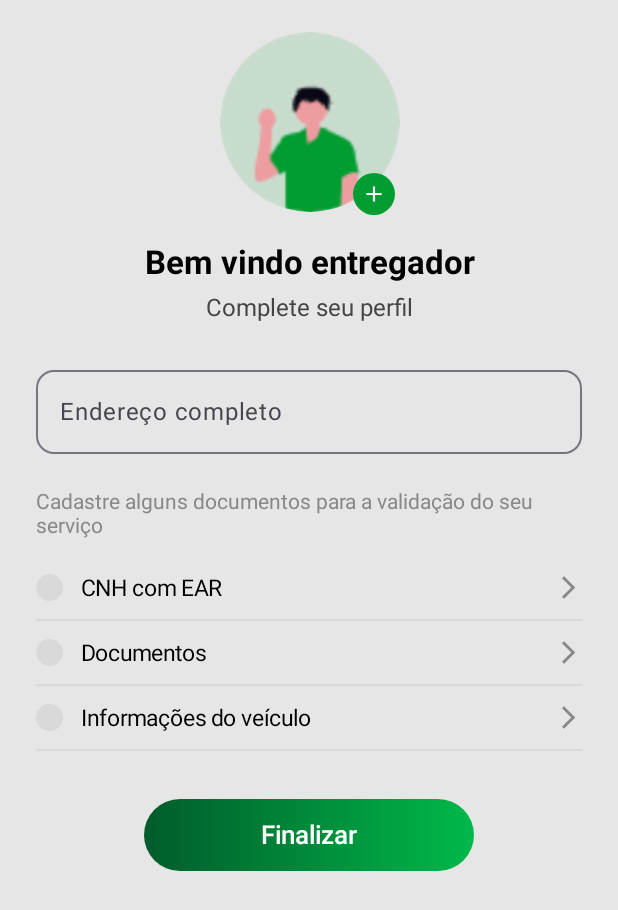
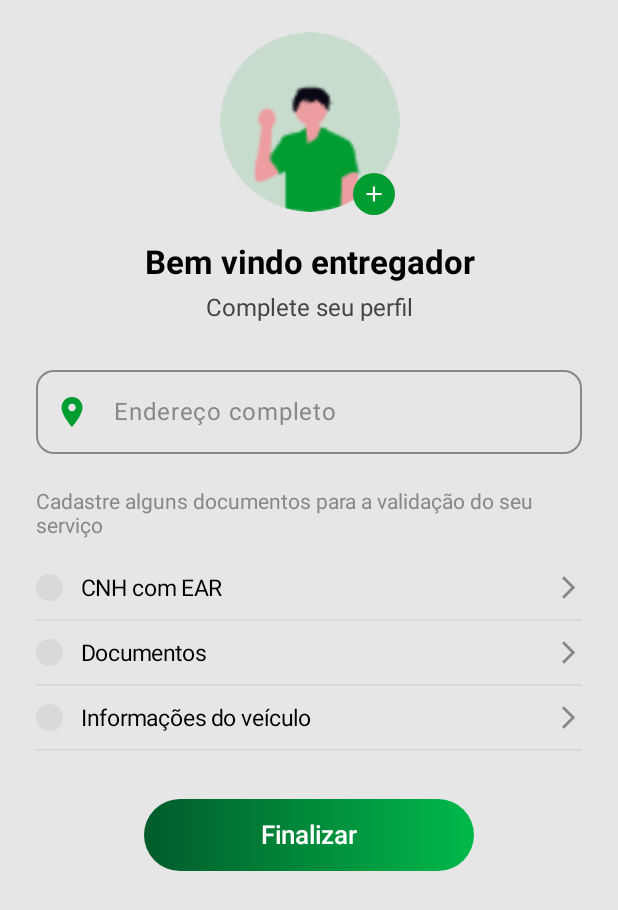
Before and after one commit to lahoracio/mobile-prestador-de-servico, an Android app built with Jetpack Compose: the TelaCompletarPerfilPrestador screen opened through its navigation route, on a phone screen of 412 x 824 dp. Shown: the top 910 px of the screen. Run offline under Robolectric (Android 15) with nearby library versions, the phone set to English and light mode, and no system bars; libraries missing offline, so code that uses them is left out: com.google.firebase.appdistribution; 1 statement that could not run was skipped.

Commit message:
Mudanca de rota para servico

```diff
--- a/app/build.gradle.kts
+++ b/app/build.gradle.kts
@@ -86,6 +86,7 @@ dependencies {
     //Retrofit
     implementation("com.squareup.retrofit2:retrofit:2.11.0")
     implementation("com.squareup.retrofit2:converter-gson:2.11.0")
+    implementation("com.squareup.okhttp3:logging-interceptor:4.12.0")
 
     //COIL biblioteca para fazer chamada das img
     implementation("io.coil-kt:coil-compose:2.7.0")
--- a/app/src/main/java/com/exemple/facilita/screens/TelaCompletarPerfilPrestador.kt
+++ b/app/src/main/java/com/exemple/facilita/screens/TelaCompletarPerfilPrestador.kt
@@ -1,5 +1,8 @@
 package com.exemple.facilita.screens
 
+import android.app.Activity
+import androidx.activity.compose.rememberLauncherForActivityResult
+import androidx.activity.result.contract.ActivityResultContracts
 import androidx.compose.foundation.Image
 import androidx.compose.foundation.background
 import androidx.compose.foundation.clickable
@@ -11,6 +14,7 @@ import androidx.compose.material.icons.Icons
 import androidx.compose.material.icons.filled.Add
 import androidx.compose.material.icons.filled.ArrowForwardIos
 import androidx.compose.material.icons.filled.Check
+import androidx.compose.material.icons.filled.LocationOn
 import androidx.compose.material3.*
 import androidx.compose.runtime.*
 import androidx.compose.ui.Alignment
@@ -18,6 +22,7 @@ import androidx.compose.ui.Modifier
 import androidx.compose.ui.draw.clip
 import androidx.compose.ui.graphics.Brush
 import androidx.compose.ui.graphics.Color
+import androidx.compose.ui.platform.LocalContext
 import androidx.compose.ui.res.painterResource
 import androidx.compose.ui.text.font.FontWeight
 import androidx.compose.ui.text.input.TextFieldValue
@@ -29,6 +34,10 @@ import androidx.navigation.NavController
 import androidx.navigation.compose.rememberNavController
 import com.exemple.facilita.R
 import com.exemple.facilita.viewmodel.PerfilViewModel
+import com.google.android.libraries.places.api.Places
+import com.google.android.libraries.places.api.model.Place
+import com.google.android.libraries.places.widget.Autocomplete
+import com.google.android.libraries.places.widget.model.AutocompleteActivityMode
 
 @Composable
 fun TelaCompletarPerfilPrestador(
@@ -37,8 +46,28 @@ fun TelaCompletarPerfilPrestador(
     onFinalizar: () -> Unit = {},
     onVoltar: (() -> Unit)? = null
 ) {
-    var endereco by remember { mutableStateOf(TextFieldValue("")) }
+    val context = LocalContext.current
+    var endereco by remember { mutableStateOf("") }
     val documentosValidados by perfilViewModel.documentosValidados.collectAsState()
+
+    // Inicializar Google Places API
+    LaunchedEffect(Unit) {
+        if (!Places.isInitialized()) {
+            Places.initialize(context, context.getString(R.string.google_maps_key))
+        }
+    }
+
+    // Launcher para abrir o autocomplete do Google Places
+    val autocompleteLauncher = rememberLauncherForActivityResult(
+        contract = ActivityResultContracts.StartActivityForResult()
+    ) { result ->
+        if (result.resultCode == Activity.RESULT_OK) {
+            result.data?.let { data ->
+                val place = Autocomplete.getPlaceFromIntent(data)
+                endereco = place.address ?: ""
+            }
+        }
+    }
 
     // Lista de documentos e suas rotas correspondentes
     val opcoesDocs = listOf(
@@ -123,15 +152,55 @@ fun TelaCompletarPerfilPrestador(
                 Spacer(modifier = Modifier.height(24.dp))
             }
 
-            // CAMPO ENDEREÇO
+            // CAMPO ENDEREÇO com Google Places Autocomplete
             item {
+                Box(
+                    modifier = Modifier
+                        .fillMaxWidth()
+                        .clickable {
+                            // Configurar campos que queremos do Places
+                            val fields = listOf(
+                                Place.Field.ID,
+                                Place.Field.NAME,
+                                Place.Field.ADDRESS,
+                                Place.Field.LAT_LNG
+                            )
+
+                            // Criar intent do Autocomplete
+                            val intent = Autocomplete
+                                .IntentBuilder(AutocompleteActivityMode.FULLSCREEN, fields)
+                                .setCountry("BR") // Limitar ao Brasil
+                                .build(context)
+
+                            // Abrir o autocomplete
+                            autocompleteLauncher.launch(intent)
+                        }
+                ) {
                     OutlinedTextField(
                         value = endereco,
-                    onValueChange = { endereco = it },
+                        onValueChange = { },
                         label = { Text("Endereço completo") },
+                        placeholder = { Text("Clique para buscar endereço") },
+                        leadingIcon = {
+                            Icon(
+                                imageVector = Icons.Default.LocationOn,
+                                contentDescription = "Localização",
+                                tint = Color(0xFF019D31)
+                            )
+                        },
                         modifier = Modifier.fillMaxWidth(),
+                        readOnly = true,
+                        enabled = false,
+                        colors = OutlinedTextFieldDefaults.colors(
+                            disabledTextColor = Color.Black,
+                            disabledBorderColor = Color.Gray,
+                            disabledLeadingIconColor = Color(0xFF019D31),
+                            disabledLabelColor = Color.Gray,
+                            disabledPlaceholderColor = Color.Gray
+                        ),
                         shape = RoundedCornerShape(12.dp)
                     )
+                }
             }
 
             item {
```
Also changed, not shown: app/src/main/java/com/exemple/facilita/screens/TelaPermissaoLocalizacaoServico.kt (+34 -8 lines), app/src/main/java/com/exemple/facilita/sevice/RetrofitFactory.kt (+18 -1 lines), 1 other file. Lines whose indentation alone changed are shown as unchanged.
